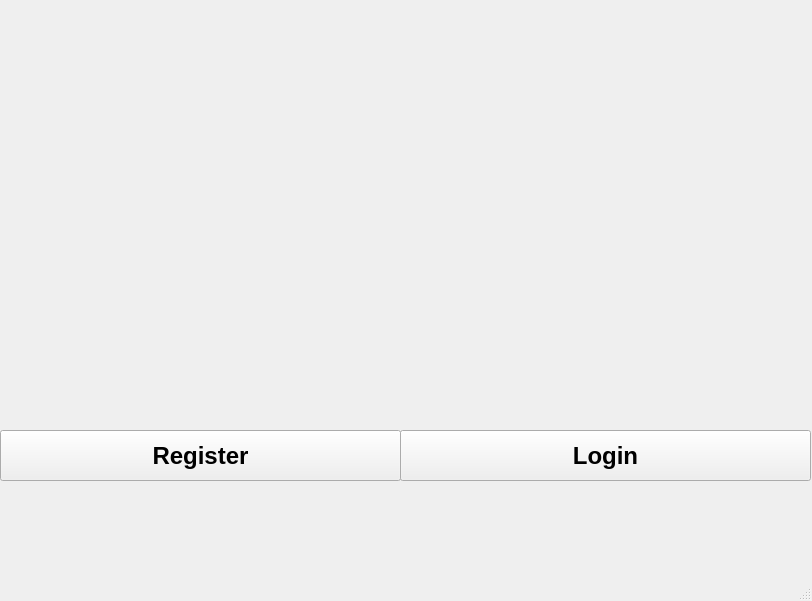
This is main_ui.ui in anuragrao04/GrowPal as Qt 5 draws it before an edit. The edited form follows.
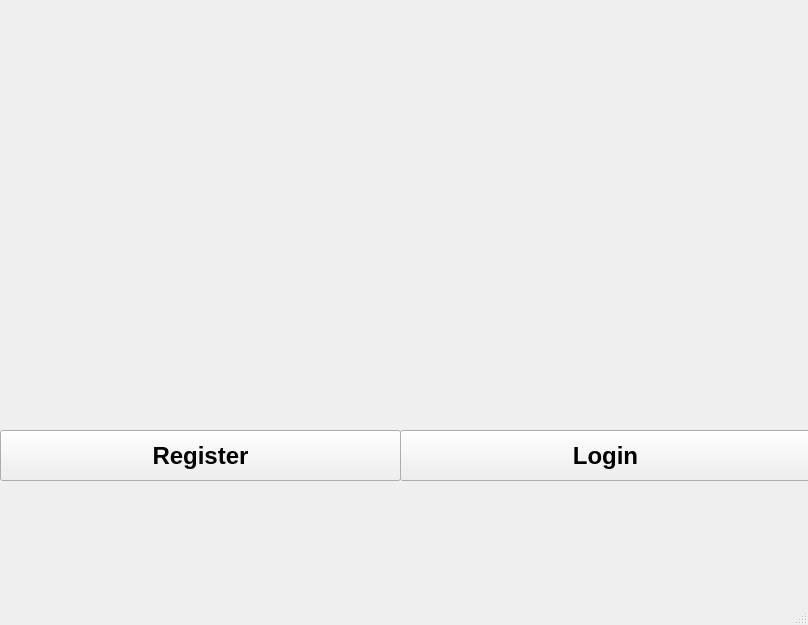
This is the edited form. Icons and pictures are not drawn.

```diff
--- a/main_ui.ui
+++ b/main_ui.ui
@@ -6,8 +6,8 @@
    <rect>
     <x>0</x>
     <y>0</y>
-    <width>812</width>
-    <height>601</height>
+    <width>808</width>
+    <height>625</height>
    </rect>
   </property>
   <property name="windowTitle">
```
Left out of the diff: 6 changed lines with no effect on the pictures.
